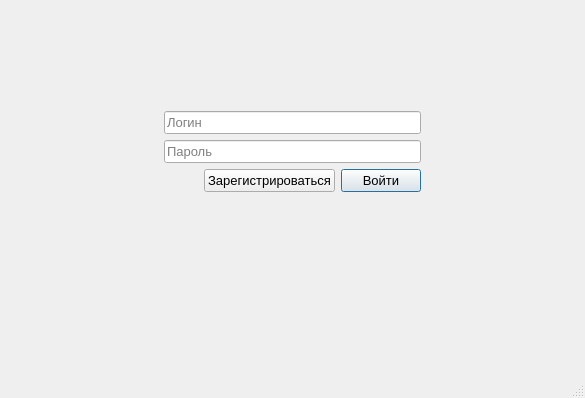
First picture: the form in widgets/authorization_window.ui, repository navI-tutoff/finance_accounting_app, before the edit.
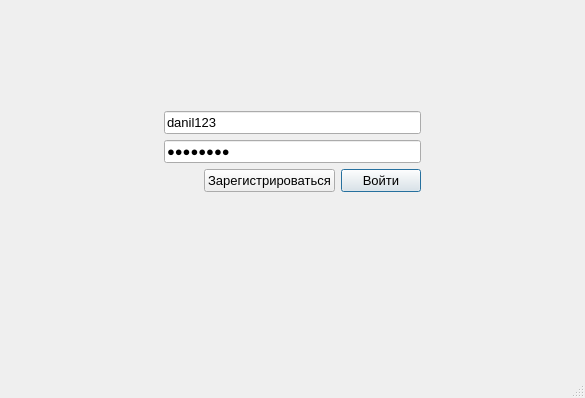
Second picture: the form after the edit.

Commit message: add sync main and crypto stacked widget statistics

What changed in the file:
```diff
--- a/widgets/authorization_window.ui
+++ b/widgets/authorization_window.ui
@@ -59,6 +59,9 @@
              <pointsize>10</pointsize>
             </font>
            </property>
+           <property name="text">
+            <string>danil123</string>
+           </property>
            <property name="placeholderText">
             <string>Логин</string>
            </property>
@@ -74,6 +77,9 @@
            <property name="inputMethodHints">
             <set>Qt::InputMethodHint::ImhHiddenText|Qt::InputMethodHint::ImhNoAutoUppercase|Qt::InputMethodHint::ImhNoPredictiveText|Qt::InputMethodHint::ImhSensitiveData</set>
            </property>
+           <property name="text">
+            <string>Danil123</string>
+           </property>
            <property name="echoMode">
             <enum>QLineEdit::EchoMode::Password</enum>
            </property>
```
The commit also changes 7 other files.
